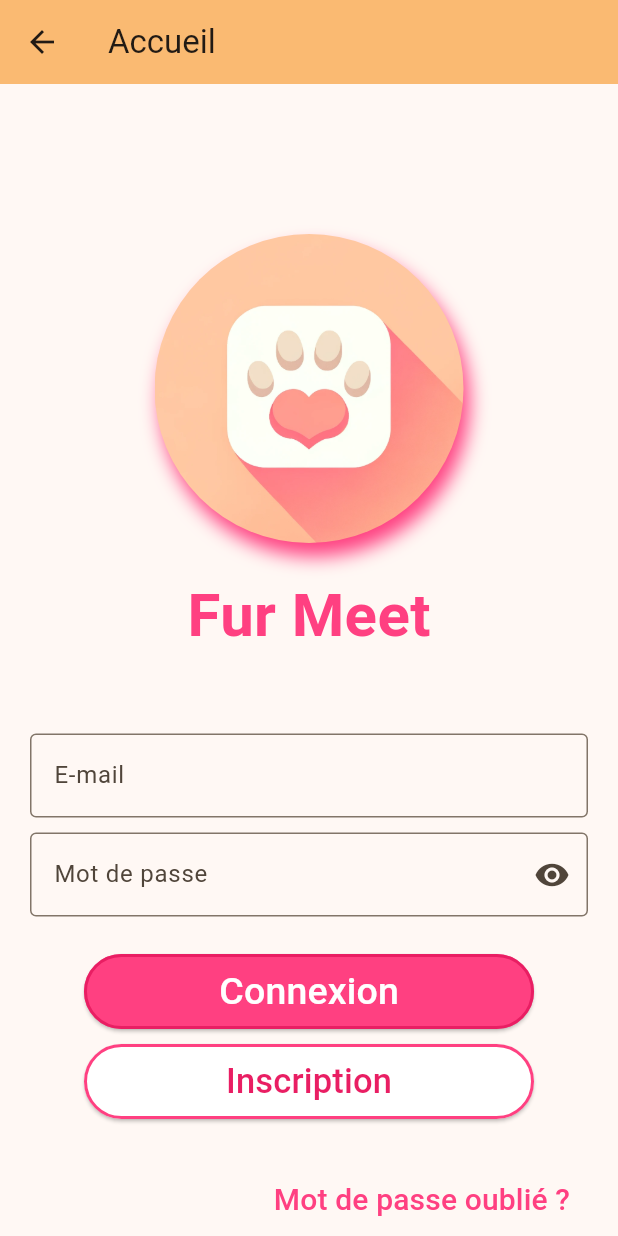
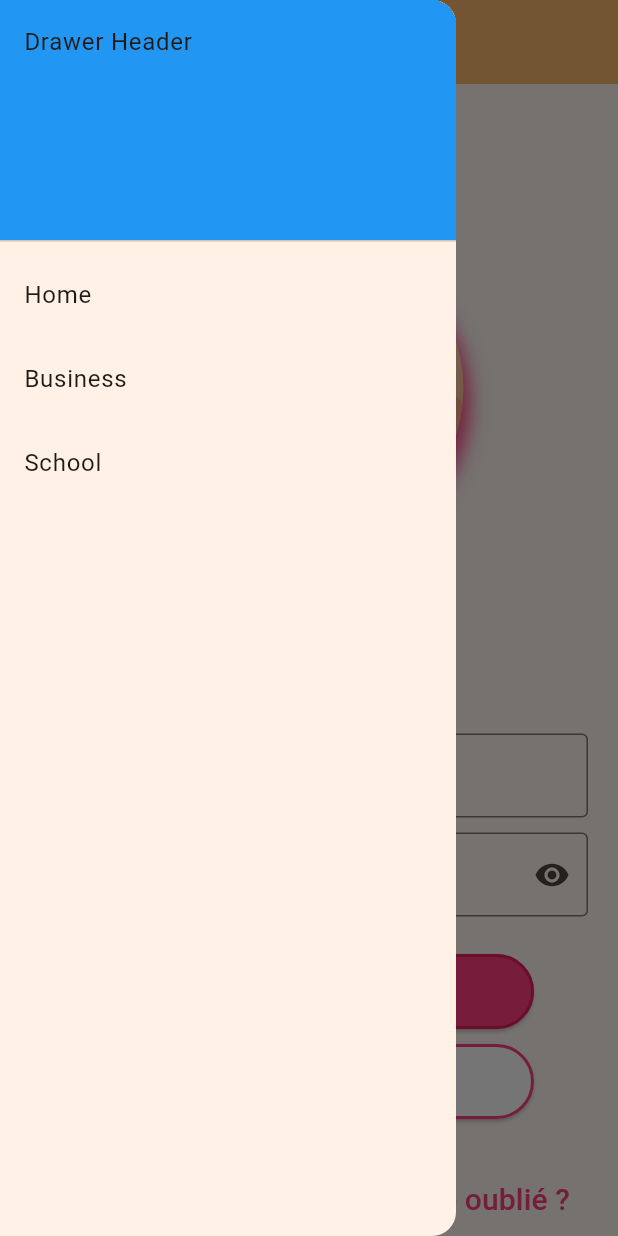
Before and after one commit to Juju-archy/furmeet_test, a Flutter app: the LoginPage screen opened directly, with the side drawer open (before the commit the screen has no drawer), on a phone screen of 412 x 824 dp. Run offline on Flutter 3.47's test engine with Material 2 defaults, Android fonts, the phone set to English and light mode, and no system bars.

Commit message:
Add drawer

```diff
--- a/lib/page/connexion_page/login_screen.dart
+++ b/lib/page/connexion_page/login_screen.dart
@@ -1,5 +1,6 @@
 import 'package:flutter/material.dart';
 import 'package:furmeet_test/page/connexion_page/login_success.dart';
+import 'package:furmeet_test/widgets/drawer.dart';
 import 'package:furmeet_test/widgets/function.dart';
 
 /*
@@ -35,8 +36,9 @@ class _LoginPageState extends State<LoginPage> {
         child: Scaffold(
           appBar: AppBar(
             backgroundColor: Theme.of(context).colorScheme.inversePrimary,
-            title: Text('Accueil'),
+            title: Text('Connexion'),
           ),
+          drawer: MyDrawer(),
           body: SingleChildScrollView(
             padding: EdgeInsets.all(20.0),
             child: Column(
--- a/lib/page/home.dart
+++ b/lib/page/home.dart
@@ -1,5 +1,6 @@
 import 'package:flutter/material.dart';
 import 'package:furmeet_test/page/connexion_page/login_screen.dart';
+import 'package:furmeet_test/widgets/drawer.dart';
 
 class MyHomePage extends StatefulWidget {
   const MyHomePage({super.key, required this.title});
@@ -19,6 +20,7 @@ class _MyHomePageState extends State<MyHomePage> {
         backgroundColor: Theme.of(context).colorScheme.inversePrimary,
         title: Text(widget.title),
       ),
+      drawer: MyDrawer(),
       body: Center(
         child: Column(
           mainAxisAlignment: MainAxisAlignment.spaceEvenly,
--- /dev/null
+++ b/lib/widgets/drawer.dart
@@ -0,0 +1,55 @@
+import 'package:flutter/material.dart';
+
+
+class MyDrawer extends StatelessWidget {
+  @override
+  Widget build(BuildContext context) {
+    return Drawer(
+    // Add a ListView to the drawer. This ensures the user can scroll
+    // through the options in the drawer if there isn't enough vertical
+    // space to fit everything.
+      child: ListView(
+      // Important: Remove any padding from the ListView.
+        padding: EdgeInsets.zero,
+        children: [
+          const DrawerHeader(
+            decoration: BoxDecoration(
+              color: Colors.blue,
+            ),
+            child: Text('Drawer Header'),
+          ),
+          ListTile(
+            title: const Text('Home'),
+          //selected: _selectedIndex == 0,
+            onTap: () {
+          // Update the state of the app
+          //_onItemTapped(0);
+          // Then close the drawer
+              Navigator.pop(context);
+            },
+          ),
+          ListTile(
+            title: const Text('Business'),
+            //selected: _selectedIndex == 1,
+            onTap: () {
+            // Update the state of the app
+            //_onItemTapped(1);
+            // Then close the drawer
+              Navigator.pop(context);
+            },
+          ),
+          ListTile(
+            title: const Text('School'),
+            //selected: _selectedIndex == 2,
+            onTap: () {
+            // Update the state of the app
+            //_onItemTapped(2);
+            // Then close the drawer
+              Navigator.pop(context);
+            },
+          ),
+        ],
+      ),
+    );
+  }
+}
```
